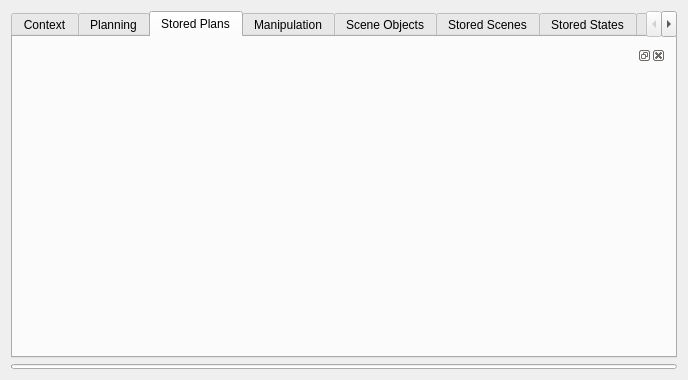
Old version of the form visualization/motion_planning_rviz_plugin/src/ui/motion_planning_rviz_plugin_frame.ui in the repository ehuang3/moveit_ros.
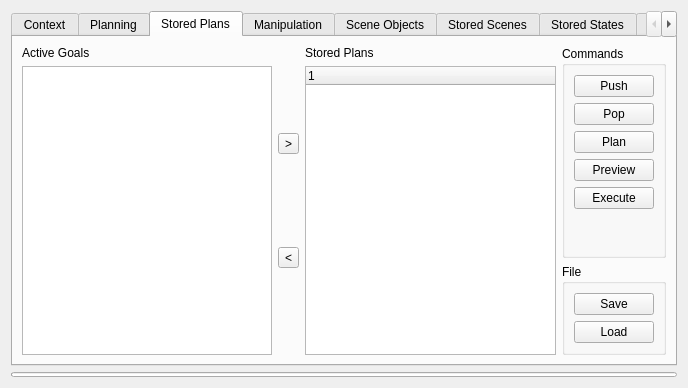
New version of the form.

Commit message: waypoint: UI and push button (WIP)

Diff of the .ui file:
```diff
--- a/visualization/motion_planning_rviz_plugin/src/ui/motion_planning_rviz_plugin_frame.ui
+++ b/visualization/motion_planning_rviz_plugin/src/ui/motion_planning_rviz_plugin_frame.ui
@@ -7,7 +7,7 @@
     <x>0</x>
     <y>0</y>
     <width>688</width>
-    <height>380</height>
+    <height>388</height>
    </rect>
   </property>
   <property name="windowTitle">
@@ -701,12 +701,145 @@
       <attribute name="title">
        <string>Stored Plans</string>
       </attribute>
-      <layout class="QVBoxLayout" name="verticalLayout_13">
-       <item>
-        <widget class="QDockWidget" name="dockWidget">
-         <widget class="QWidget" name="dockWidgetContents"/>
+      <layout class="QGridLayout" name="gridLayout_19">
+       <item row="0" column="3">
+        <widget class="QGroupBox" name="groupBox_21">
+         <property name="title">
+          <string>Commands</string>
+         </property>
+         <layout class="QVBoxLayout" name="verticalLayout_16">
+          <item>
+           <widget class="QPushButton" name="push_button">
+            <property name="text">
+             <string>Push</string>
+            </property>
+           </widget>
+          </item>
+          <item>
+           <widget class="QPushButton" name="pop_button">
+            <property name="text">
+             <string>Pop</string>
+            </property>
+           </widget>
+          </item>
+          <item>
+           <widget class="QPushButton" name="plan_button_2">
+            <property name="text">
+             <string>Plan</string>
+            </property>
+           </widget>
+          </item>
+          <item>
+           <widget class="QPushButton" name="preview_button">
+            <property name="text">
+             <string>Preview</string>
+            </property>
+           </widget>
+          </item>
+          <item>
+           <widget class="QPushButton" name="execute_button_2">
+            <property name="text">
+             <string>Execute</string>
+            </property>
+           </widget>
+          </item>
+          <item>
+           <spacer name="verticalSpacer_10">
+            <property name="orientation">
+             <enum>Qt::Vertical</enum>
+            </property>
+            <property name="sizeHint" stdset="0">
+             <size>
+              <width>20</width>
+              <height>40</height>
+             </size>
+            </property>
+           </spacer>
+          </item>
+         </layout>
         </widget>
        </item>
+       <item row="0" column="1" rowspan="2">
+        <layout class="QVBoxLayout" name="verticalLayout_13">
+         <item>
+          <widget class="QToolButton" name="active_to_stored_button">
+           <property name="text">
+            <string>&gt;</string>
+           </property>
+           <property name="iconSize">
+            <size>
+             <width>16</width>
+             <height>16</height>
+            </size>
+           </property>
+          </widget>
+         </item>
+         <item>
+          <widget class="QToolButton" name="stored_to_active_button">
+           <property name="text">
+            <string>&lt;</string>
+           </property>
+          </widget>
+         </item>
+        </layout>
+       </item>
+       <item row="1" column="3">
+        <widget class="QGroupBox" name="groupBox_19">
+         <property name="title">
+          <string>File</string>
+         </property>
+         <layout class="QVBoxLayout" name="verticalLayout_17">
+          <item>
+           <widget class="QPushButton" name="save_plans_button">
+            <property name="text">
+             <string>Save</string>
+            </property>
+           </widget>
+          </item>
+          <item>
+           <widget class="QPushButton" name="load_plans_button">
+            <property name="text">
+             <string>Load</string>
+            </property>
+           </widget>
+          </item>
+         </layout>
+        </widget>
+       </item>
+       <item row="0" column="2" rowspan="2">
+        <layout class="QVBoxLayout" name="verticalLayout_15">
+         <item>
+          <widget class="QLabel" name="label_15">
+           <property name="text">
+            <string>Stored Plans</string>
+           </property>
+          </widget>
+         </item>
+         <item>
+          <widget class="QTreeWidget" name="stored_plans_tree">
+           <column>
+            <property name="text">
+             <string notr="true">1</string>
+            </property>
+           </column>
+          </widget>
+         </item>
+        </layout>
+       </item>
+       <item row="0" column="0" rowspan="2">
+        <layout class="QVBoxLayout" name="verticalLayout_14">
+         <item>
+          <widget class="QLabel" name="label_11">
+           <property name="text">
+            <string>Active Goals</string>
+           </property>
+          </widget>
+         </item>
+         <item>
+          <widget class="QListWidget" name="active_goals_list"/>
+         </item>
+        </layout>
+       </item>
       </layout>
      </widget>
      <widget class="QWidget" name="manipulation">
```
The commit also changes 4 other files.
